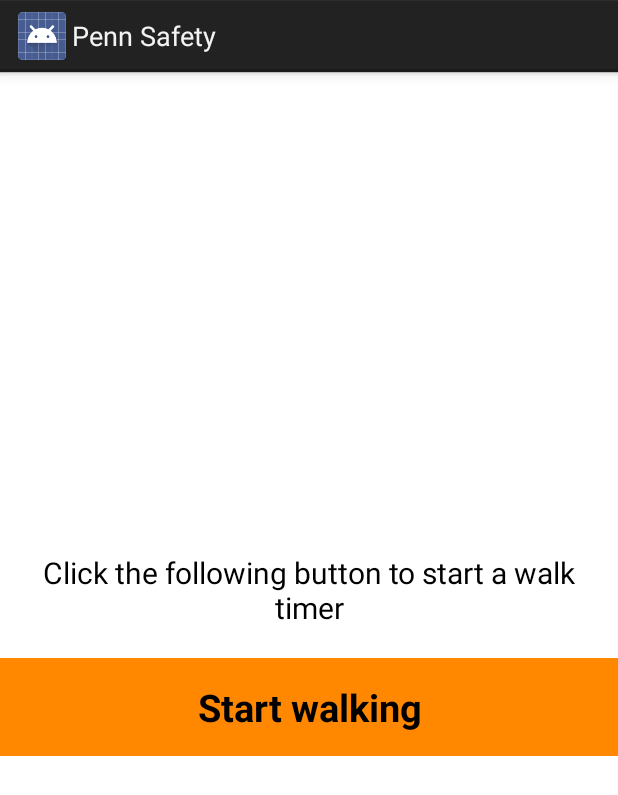
After one commit to benabbon/PennSafety, an Android app: the fragment WalkTimerFragment shown on its own in the app's theme, on a phone screen of 412 x 824 dp. The commit adds this screen. Shown: the top 795 px of the screen. Run offline under Robolectric (Android 15) with nearby library versions, the phone set to English and light mode, and no system bars.

Commit message:
Introduce walk timer basic implementation
Opens a map with current location
start basic timer set to 20secs
Button to stop timer
Text change depending on timer's state

Work in collaboration between Nabil & Sruthi

```diff
--- a/app/src/main/AndroidManifest.xml
+++ b/app/src/main/AndroidManifest.xml
@@ -86,6 +86,10 @@
                 <category android:name="android.intent.category.LAUNCHER"/>
             </intent-filter>
         </activity>
+        <activity
+            android:name=".walkTimer.WalkTimerMapActivity"
+            android:label="@string/title_activity_walkTimer_map">
+        </activity>
     </application>
 
 </manifest>
--- a/app/src/main/java/com/android/pennaed/NavigationDrawerFragment.java
+++ b/app/src/main/java/com/android/pennaed/NavigationDrawerFragment.java
@@ -102,7 +102,8 @@ public class NavigationDrawerFragment extends Fragment {
 				android.R.id.text1,
 				new String[]{
 						getString(R.string.title_fragment_emergency_main),
-						getString(R.string.title_fragment_contacts_main)
+						getString(R.string.title_fragment_contacts_main),
+						getString(R.string.title_fragment_walk_timer_main)
 				}));
 		mDrawerListView.setItemChecked(mCurrentSelectedPosition, true);
 		return mDrawerListView;
--- /dev/null
+++ b/app/src/main/java/com/android/pennaed/walkTimer/WalkTimerFragment.java
@@ -0,0 +1,35 @@
+package com.android.pennaed.walkTimer;
+
+import android.app.Fragment;
+import android.content.Intent;
+import android.os.Bundle;
+import android.view.LayoutInflater;
+import android.view.View;
+import android.view.ViewGroup;
+import android.widget.Button;
+
+import com.android.pennaed.R;
+
+/**
+ * Created by nabilbenabbou1 on 10/15/14.
+ */
+
+public class WalkTimerFragment extends Fragment {
+
+	@Override
+	public View onCreateView(LayoutInflater inflater, ViewGroup container,
+	                         Bundle savedInstanceState) {
+		View view = inflater.inflate(R.layout.fragment_walk_timer_main, container,
+				false);
+		Button walkTimerStartButton = (Button) view.findViewById(R.id.walk_timer_main_button);
+		walkTimerStartButton.setOnClickListener(new View.OnClickListener() {
+			@Override
+			public void onClick(View v) {
+				Intent i = new Intent(getActivity(), WalkTimerMapActivity.class);
+				startActivity(i);
+			}
+		});
+		return view;
+	}
+
+}
--- a/app/src/main/java/com/android/pennaed/walkTimer/WalkTimerMap.java
+++ b/app/src/main/java/com/android/pennaed/walkTimer/WalkTimerMap.java
@@ -1,7 +1,6 @@
 package com.android.pennaed.walkTimer;
 
 import android.app.Activity;
-import android.app.Fragment;
 import android.content.Context;
 import android.location.Location;
 import android.location.LocationManager;
--- /dev/null
+++ b/app/src/main/res/layout/fragment_walk_timer_main.xml
@@ -0,0 +1,44 @@
+<RelativeLayout xmlns:android="http://schemas.android.com/apk/res/android"
+                xmlns:tools="http://schemas.android.com/tools"
+                android:layout_width="match_parent"
+                android:layout_height="match_parent"
+                tools:context="com.android.pennaed.walkTimer.WalkTimerFragment">
+
+    <LinearLayout
+        android:layout_width="fill_parent"
+        android:layout_height="fill_parent"
+        android:layout_centerHorizontal="true"
+        android:layout_centerVertical="true"
+        android:background="@android:color/background_light"
+        android:gravity="center_vertical|center_horizontal"
+        android:orientation="vertical">
+
+        <TextView
+            android:id="@+id/walk_timer_main_text"
+            android:layout_width="wrap_content"
+            android:layout_height="wrap_content"
+            android:layout_marginBottom="20dp"
+            android:layout_marginLeft="25dp"
+            android:layout_marginRight="25dp"
+            android:gravity="center_horizontal"
+            android:text="@string/walk_timer_main_text"
+            android:textColor="#000000"
+            android:textSize="20sp"
+            />
+
+        <Button
+            android:id="@+id/walk_timer_main_button"
+            android:layout_width="fill_parent"
+            android:layout_height="wrap_content"
+            android:layout_gravity="center"
+            android:background="@android:color/holo_orange_dark"
+            android:gravity="center_vertical|center_horizontal|fill_vertical"
+            android:paddingBottom="15dp"
+            android:paddingTop="15dp"
+            android:singleLine="false"
+            android:text="@string/walk_timer_main_start_button"
+            android:textSize="25sp"
+            android:textStyle="bold"/>
+    </LinearLayout>
+
+</RelativeLayout>
--- a/app/src/main/res/values/strings.xml
+++ b/app/src/main/res/values/strings.xml
@@ -47,5 +47,9 @@
     <string name="add_emergency_contact_button">Add Emergency Contact</string>
     <string name="navigation_drawer_open">Open navigation drawer</string>
     <string name="navigation_drawer_close">Close navigation drawer</string>
+    <string name="title_fragment_walk_timer_main">Walk timer</string>
+    <string name="title_activity_walkTimer_map">Walk timer</string>
+    <string name="walk_timer_main_text">Click the following button to start a walk timer</string>
+    <string name="walk_timer_main_start_button">Start walking</string>
 
 </resources>
```
Also changed, not shown: app/src/main/java/com/android/pennaed/MainNavigation.java (+14 -2 lines), app/src/main/java/com/android/pennaed/walkTimer/WalkTimerMapActivity.java (added, +56 -0 lines), app/src/main/res/layout/walk_timer_activity_map.xml (added, +41 -0 lines). Lines whose indentation alone changed are shown as unchanged.
